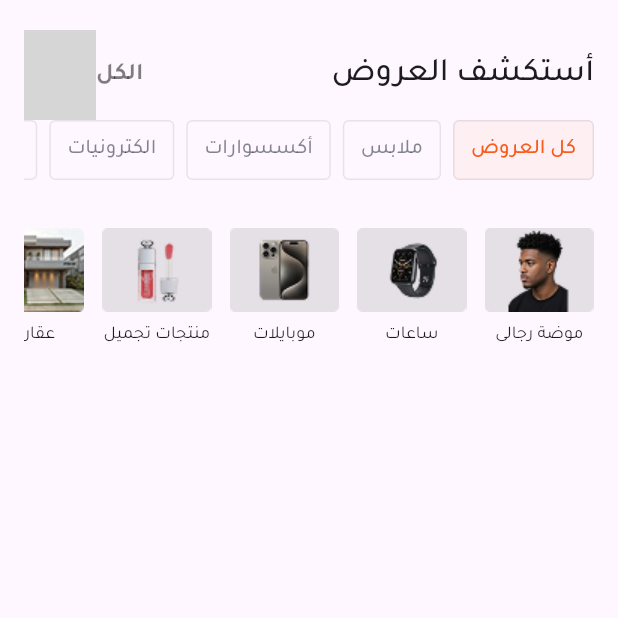
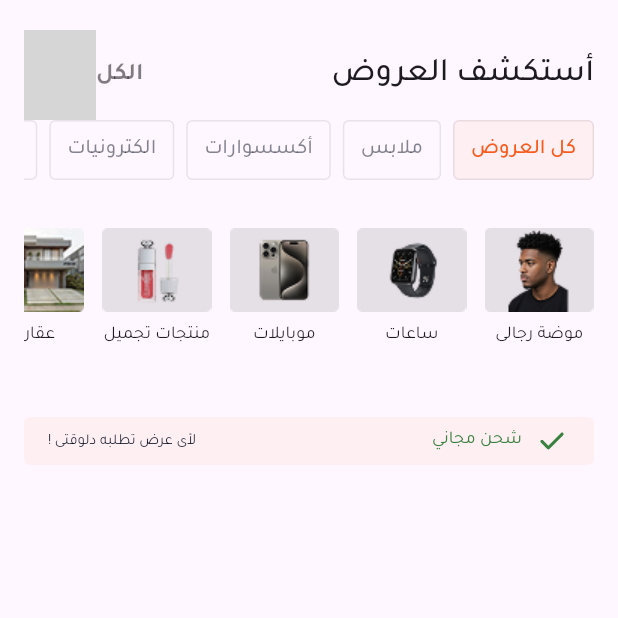
Before and after one commit to MoazSalem/MoazSalem-flutter-task, a Flutter app: the screen it shows after launch, on a phone screen of 412 x 824 dp, the top half of it. Run offline on Flutter 3.47's test engine with Material 3 defaults, Android fonts, the phone set to English and light mode, and no system bars; our stand-ins replace flutter_svg; grey boxes are pictures that could not be loaded.

Commit message:
Free shipping banner for home screen

```diff
--- a/lib/core/constants/assets.dart
+++ b/lib/core/constants/assets.dart
@@ -3,6 +3,7 @@ class AppAssets {
   AppAssets._();
 
   static const String arrowForward = 'assets/images/svg/arrow_forward.svg';
+  static const String check = 'assets/images/svg/check.svg';
   static String getSubcategoryImage({required int index}) {
     return 'assets/images/png/subcategory_$index.png';
   }
--- a/lib/core/constants/sizes.dart
+++ b/lib/core/constants/sizes.dart
@@ -15,7 +15,9 @@ class AppSizes {
   static const double subcategoryBarPadding = 32;
   static const double subcategoryWidgetHeight = 56;
   static const double subcategoryWidgetWidth = 73;
+  static const double freeShippingBannerHeight = 32;
 
+  static const double font10 = 10;
   static const double font12 = 12;
   static const double font16 = 16;
   static const double font18 = 18;
--- a/lib/features/home/presentation/screens/home_screen.dart
+++ b/lib/features/home/presentation/screens/home_screen.dart
@@ -1,5 +1,6 @@
 import 'package:flutter/material.dart';
 import 'package:otex/features/home/presentation/widgets/categories_list_bar.dart';
+import 'package:otex/features/home/presentation/widgets/free_shipping_banner.dart';
 import 'package:otex/features/home/presentation/widgets/home_screen_app_bar.dart';
 import 'package:otex/features/home/presentation/widgets/subcategories_list_bar.dart';
 
@@ -15,6 +16,7 @@ class HomeScreen extends StatelessWidget {
             HomeScreenAppBar(),
             CategoriesListBar(),
             SubcategoriesListBar(),
+            FreeShippingBanner(),
             SliverFillRemaining(),
           ],
         ),
--- a/lib/l10n/app_ar.arb
+++ b/lib/l10n/app_ar.arb
@@ -1,4 +1,6 @@
 {
   "explore_deals": "أستكشف العروض",
-  "all": "الكل"
+  "all": "الكل",
+  "free_shipping": "شحن مجاني",
+  "for_any_offer" : "لأى عرض تطلبه دلوقتى !"
 }
--- a/lib/l10n/app_en.arb
+++ b/lib/l10n/app_en.arb
@@ -1,4 +1,6 @@
 {
   "explore_deals": "Explore Deals",
-  "all": "All"
+  "all": "All",
+  "free_shipping" : "Free Shipping",
+  "for_any_offer" : "For Any Offer You Order Right Now !"
 }
--- a/lib/l10n/app_localizations.dart
+++ b/lib/l10n/app_localizations.dart
@@ -109,6 +109,18 @@ abstract class AppLocalizations {
   /// In en, this message translates to:
   /// **'All'**
   String get all;
+
+  /// No description provided for @free_shipping.
+  ///
+  /// In en, this message translates to:
+  /// **'Free Shipping'**
+  String get free_shipping;
+
+  /// No description provided for @for_any_offer.
+  ///
+  /// In en, this message translates to:
+  /// **'For Any Offer You Order Right Now !'**
+  String get for_any_offer;
 }
 
 class _AppLocalizationsDelegate
--- a/lib/l10n/app_localizations_ar.dart
+++ b/lib/l10n/app_localizations_ar.dart
@@ -13,4 +13,10 @@ class AppLocalizationsAr extends AppLocalizations {
 
   @override
   String get all => 'الكل';
+
+  @override
+  String get free_shipping => 'شحن مجاني';
+
+  @override
+  String get for_any_offer => 'لأى عرض تطلبه دلوقتى !';
 }
--- a/lib/l10n/app_localizations_en.dart
+++ b/lib/l10n/app_localizations_en.dart
@@ -13,4 +13,10 @@ class AppLocalizationsEn extends AppLocalizations {
 
   @override
   String get all => 'All';
+
+  @override
+  String get free_shipping => 'Free Shipping';
+
+  @override
+  String get for_any_offer => 'For Any Offer You Order Right Now !';
 }
```
Also changed, not shown: lib/features/home/presentation/widgets/free_shipping_banner.dart (added, +59 -0 lines), assets/images/svg/check.svg (added).
